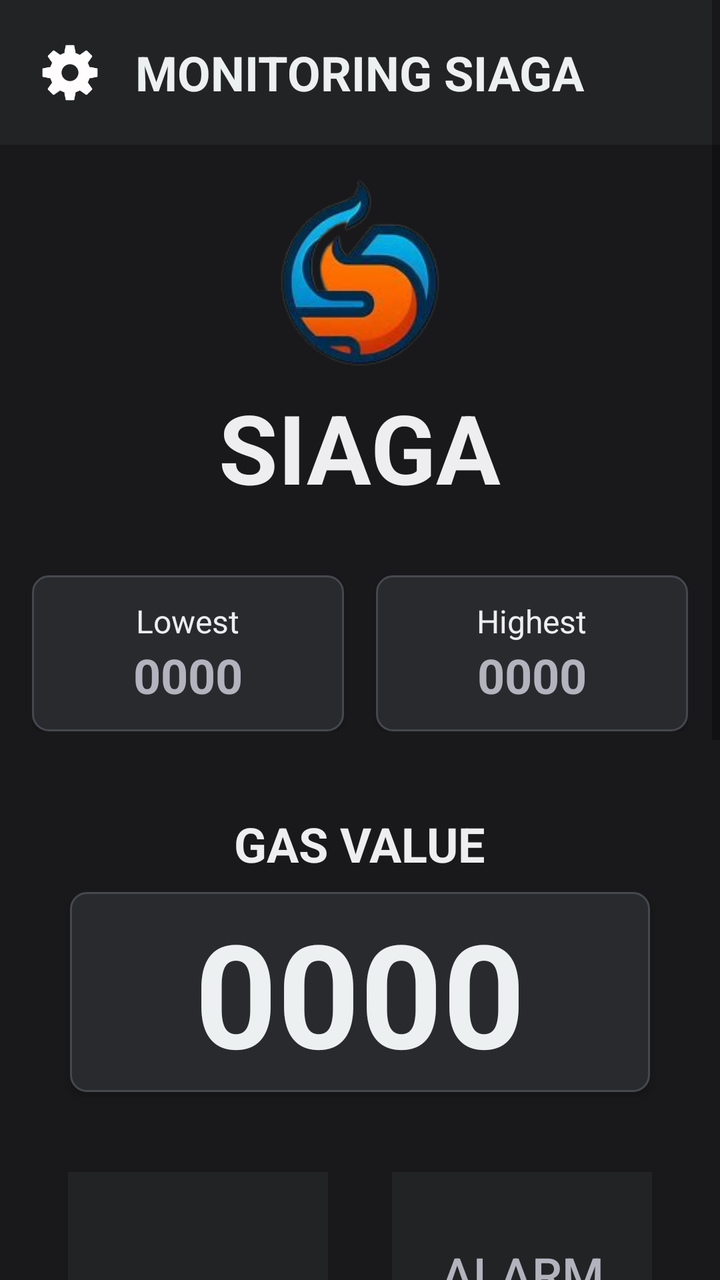
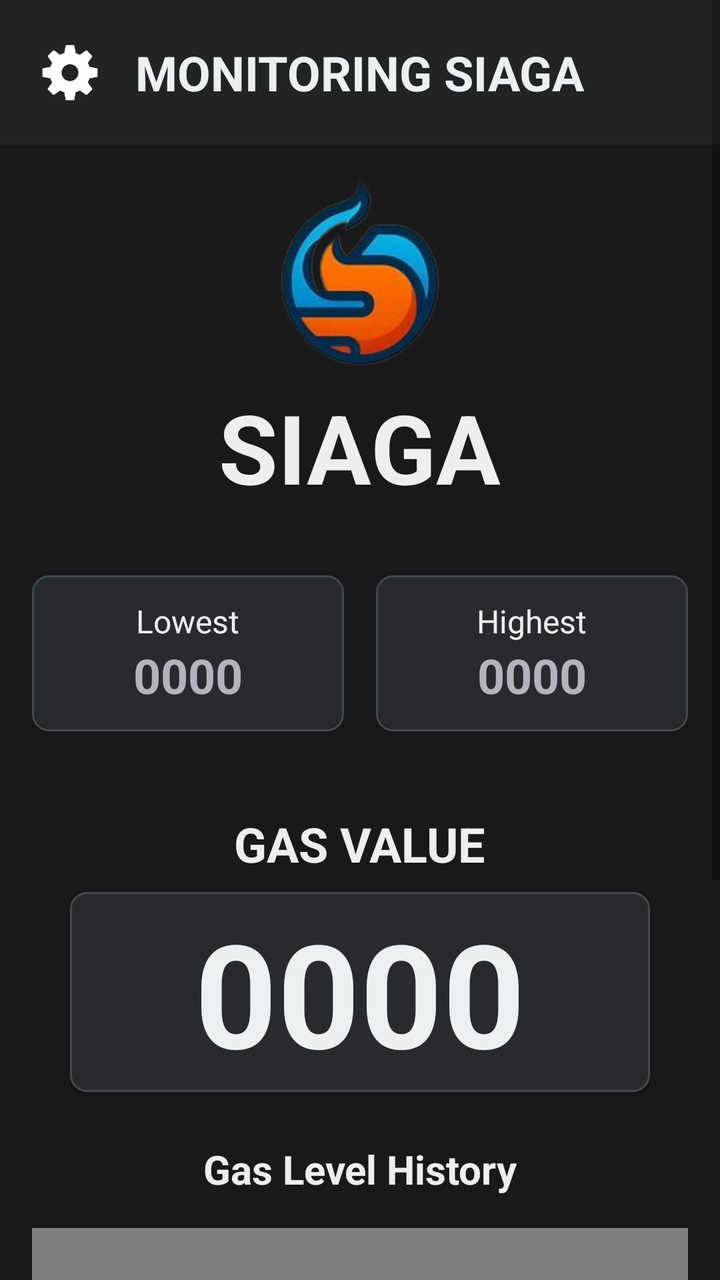

An Android layout rendered at two revisions. The XML below is the earlier revision; the diff shows what the commit changed to produce the second picture.
<!-- AndroidManifest.xml: application theme Theme.SIAGA -->
<!-- res/layout/activity_main.xml -->
<?xml version="1.0" encoding="utf-8"?>
<ScrollView xmlns:android="http://schemas.android.com/apk/res/android"
    xmlns:app="http://schemas.android.com/apk/res-auto"
    xmlns:tools="http://schemas.android.com/tools"
    android:layout_width="match_parent"
    android:layout_height="match_parent"
    android:fillViewport="true">

    <LinearLayout
        android:id="@+id/main"
        android:layout_width="match_parent"
        android:layout_height="wrap_content"
        android:orientation="vertical"
        android:background="@color/background"
        tools:context=".MainActivity">

        <androidx.constraintlayout.widget.ConstraintLayout
            android:layout_width="match_parent"
            android:layout_height="wrap_content"
            android:padding="20dp"
            android:background="#222325">

            <ImageButton
                android:id="@+id/settingButton"
                android:layout_width="30dp"
                android:layout_height="30dp"
                android:layout_gravity="center_vertical"
                android:background="@drawable/settingsbutton"
                android:text="#ECF0F1"
                app:layout_constraintBottom_toBottomOf="parent"
                app:layout_constraintTop_toTopOf="parent"
                tools:ignore="MissingConstraints" />

            <TextView
                android:layout_width="wrap_content"
                android:layout_height="wrap_content"
                android:text="MONITORING SIAGA"
                android:textColor="#ECF0F1"
                android:textSize="24sp"
                android:textStyle="bold"
                app:layout_constraintBottom_toBottomOf="parent"
                app:layout_constraintEnd_toEndOf="parent"
                app:layout_constraintStart_toStartOf="parent"
                app:layout_constraintTop_toTopOf="parent"
                tools:ignore="MissingConstraints" />
        </androidx.constraintlayout.widget.ConstraintLayout>

        <LinearLayout
            android:layout_width="match_parent"
            android:layout_height="wrap_content"
            android:layout_marginTop="16dp"
            android:gravity="center"
            android:orientation="vertical">

            <ImageView
                android:layout_width="80dp"
                android:layout_height="95dp"
                android:background="@drawable/siaga" />

            <TextView
                android:layout_width="wrap_content"
                android:layout_height="wrap_content"
                android:layout_marginTop="8dp"
                android:text="SIAGA"
                android:textColor="@color/colorTxt"
                android:textSize="48sp"
                android:textStyle="bold" />
        </LinearLayout>

        <LinearLayout
            android:layout_width="match_parent"
            android:layout_height="wrap_content"
            android:orientation="horizontal"
            android:padding="16dp"
            android:layout_marginTop="16dp">

            <LinearLayout
                android:layout_width="0dp"
                android:layout_height="wrap_content"
                android:layout_weight="1"
                android:orientation="vertical"
                android:gravity="center"
                android:background="@drawable/card_minimalist"
                android:elevation="2dp"
                android:padding="12dp"
                android:layout_marginEnd="8dp">

                <TextView
                    android:layout_width="wrap_content"
                    android:layout_height="wrap_content"
                    android:text="Lowest"
                    android:textColor="@color/colorTxt"
                    android:textSize="16sp"/>

                <TextView
                    android:id="@+id/lowestGasOut"
                    android:layout_width="wrap_content"
                    android:layout_height="wrap_content"
                    android:text="0000"
                    android:textSize="24sp"
                    android:textColor="@color/secColorTxt"
                    android:textStyle="bold"/>
            </LinearLayout>

            <LinearLayout
                android:layout_width="0dp"
                android:layout_height="wrap_content"
                android:layout_weight="1"
                android:orientation="vertical"
                android:gravity="center"
                android:background="@drawable/card_minimalist"
                android:elevation="2dp"
                android:padding="12dp"
                android:layout_marginStart="8dp">

                <TextView
                    android:layout_width="wrap_content"
                    android:layout_height="wrap_content"
                    android:text="Highest"
                    android:textColor="@color/colorTxt"
                    android:textSize="16sp"/>

                <TextView
                    android:id="@+id/highestGasOut"
                    android:layout_width="wrap_content"
                    android:layout_height="wrap_content"
                    android:text="0000"
                    android:textColor="@color/secColorTxt"
                    android:textSize="24sp"
                    android:textStyle="bold"/>
            </LinearLayout>
        </LinearLayout>

        <TextView
            android:layout_width="wrap_content"
            android:layout_height="wrap_content"
            android:text="GAS VALUE"
            android:textColor="@color/colorTxt"
            android:textSize="24sp"
            android:textStyle="bold"
            android:layout_gravity="center"
            android:layout_marginTop="24dp"/>

        <LinearLayout
            android:layout_width="290dp"
            android:layout_height="100dp"
            android:layout_gravity="center"
            android:orientation="vertical"
            android:layout_marginTop="8dp"
            android:background="@drawable/card_minimalist"
            android:elevation="3dp">

            <TextView
                android:id="@+id/gasOut"
                android:layout_width="match_parent"
                android:layout_height="match_parent"
                android:text="0000"
                android:textSize="72sp"
                android:textAlignment="center"
                android:layout_gravity="center"
                android:gravity="center"
                android:textColor="#ECF0F1"
                android:textStyle="bold"/>

        </LinearLayout>

        <LinearLayout
            android:layout_width="match_parent"
            android:layout_height="wrap_content"
            android:orientation="horizontal"
            android:gravity="center"
            android:layout_marginTop="24dp"
            android:padding="16dp">

            <Button
                android:id="@+id/fanButton"
                android:layout_width="130dp"
                android:layout_height="130dp"
                android:enabled="false"
                android:layout_marginEnd="16dp"
                android:text="FAN OFF"
                android:textSize="24sp"
                android:padding="15dp"
                android:background="@color/disableComp"
                android:textColor="@color/secColorTxt"
                android:gravity="center"/>

            <Button
                android:id="@+id/alarmButton"
                android:layout_width="130dp"
                android:layout_height="130dp"
                android:enabled="false"
                android:layout_marginStart="16dp"
                android:text="ALARM OFF"
                android:textSize="24sp"
                android:padding="15dp"
                android:background="@color/disableComp"
                android:textColor="@color/secColorTxt"
                android:gravity="center"/>
        </LinearLayout>

        <TextView
            android:layout_width="wrap_content"
            android:layout_height="wrap_content"
            android:text="Gas Level History"
            android:textColor="@color/colorTxt"
            android:textSize="20sp"
            android:textStyle="bold"
            android:layout_gravity="center"
            android:layout_marginTop="16dp"/>

                <com.github.mikephil.charting.charts.LineChart
                    android:id="@+id/gasChartOut"
                    android:layout_width="match_parent"
                    android:layout_height="300dp"
                    android:layout_margin="16dp"
                    android:layout_marginBottom="16dp"
                    android:background="@drawable/card_minimalist"/>
    </LinearLayout>
</ScrollView>
<!-- resources referenced by this layout -->
<resources>
  <color name="background">#19191B</color>
  <color name="colorTxt">#EEEEF0</color>
  <color name="disableComp">#222325</color>
  <color name="secColorTxt">#B2B3BD</color>
  <!-- drawable card_minimalist (drawable) -->
  <?xml version="1.0" encoding="utf-8"?>
  <shape xmlns:android="http://schemas.android.com/apk/res/android">
      <solid android:color="@color/interactiveComp"/>
      <corners android:radius="8dp"/>
      <stroke
          android:width="1dp"
          android:color="@color/colorCard"/>
  </shape>
  <!-- drawable settingsbutton: png bitmap (drawable, 2856 bytes) -->
  <!-- drawable siaga: png bitmap (drawable, 27297 bytes) -->
  <style name="Theme.SIAGA" parent="Base.Theme.SIAGA" />
  <color name="interactiveComp">#292A2E</color>
  <color name="colorCard">#46484F</color>
  <style name="Base.Theme.SIAGA" parent="Theme.AppCompat.Light.NoActionBar">
          
          
      </style>
</resources>

<!-- the commit's change to res/layout/activity_main.xml (unified diff, before → after) -->
@@ -164,40 +164,7 @@
 
         </LinearLayout>
 
-        <LinearLayout
-            android:layout_width="match_parent"
-            android:layout_height="wrap_content"
-            android:orientation="horizontal"
-            android:gravity="center"
-            android:layout_marginTop="24dp"
-            android:padding="16dp">
-
-            <Button
-                android:id="@+id/fanButton"
-                android:layout_width="130dp"
-                android:layout_height="130dp"
-                android:enabled="false"
-                android:layout_marginEnd="16dp"
-                android:text="FAN OFF"
-                android:textSize="24sp"
-                android:padding="15dp"
-                android:background="@color/disableComp"
-                android:textColor="@color/secColorTxt"
-                android:gravity="center"/>
-
-            <Button
-                android:id="@+id/alarmButton"
-                android:layout_width="130dp"
-                android:layout_height="130dp"
-                android:enabled="false"
-                android:layout_marginStart="16dp"
-                android:text="ALARM OFF"
-                android:textSize="24sp"
-                android:padding="15dp"
-                android:background="@color/disableComp"
-                android:textColor="@color/secColorTxt"
-                android:gravity="center"/>
-        </LinearLayout>
+        
 
         <TextView
             android:layout_width="wrap_content"
@@ -207,7 +174,7 @@
             android:textSize="20sp"
             android:textStyle="bold"
             android:layout_gravity="center"
-            android:layout_marginTop="16dp"/>
+            android:layout_marginTop="25dp"/>
 
                 <com.github.mikephil.charting.charts.LineChart
                     android:id="@+id/gasChartOut"
<!-- resource entries referenced after the edit -->
@@ -2,7 +2,6 @@
 <resources>
   <color name="background">#19191B</color>
   <color name="colorTxt">#EEEEF0</color>
-  <color name="disableComp">#222325</color>
   <color name="secColorTxt">#B2B3BD</color>
   <!-- drawable card_minimalist (drawable) -->
   <?xml version="1.0" encoding="utf-8"?>
